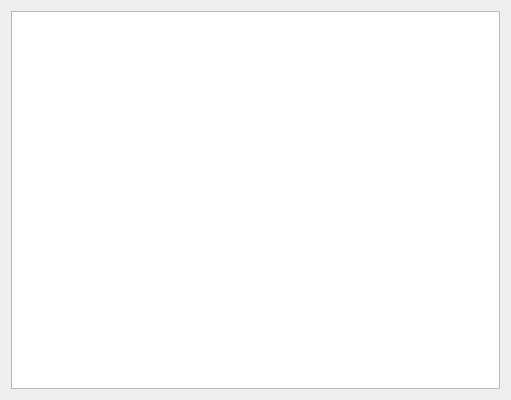
Old version of the form formhier.ui in the repository rosymaro/qt_pexviewer.
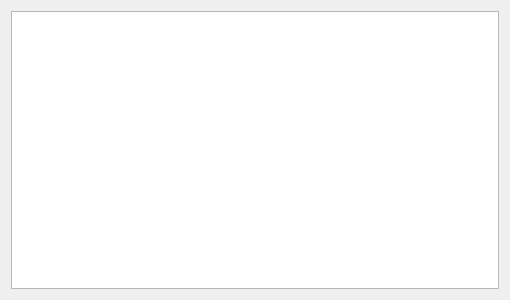
New version of the form.

Diff of the .ui file:
```diff
--- a/formhier.ui
+++ b/formhier.ui
@@ -6,13 +6,19 @@
    <rect>
     <x>0</x>
     <y>0</y>
-    <width>511</width>
-    <height>400</height>
+    <width>510</width>
+    <height>300</height>
    </rect>
   </property>
+  <property name="sizePolicy">
+   <sizepolicy hsizetype="Expanding" vsizetype="Expanding">
+    <horstretch>0</horstretch>
+    <verstretch>0</verstretch>
+   </sizepolicy>
+  </property>
   <property name="minimumSize">
    <size>
-    <width>380</width>
+    <width>450</width>
     <height>100</height>
    </size>
   </property>
```
